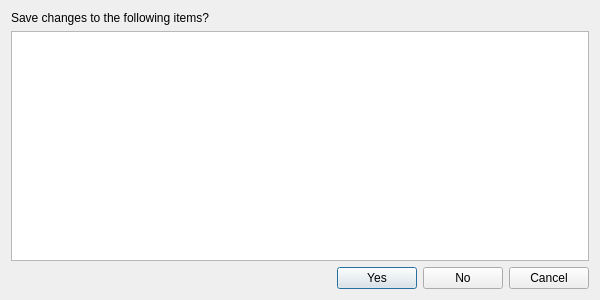
Old version of the form RadeonGPUAnalyzerGUI/ui/rgUnsavedItemsDialog.ui in the repository GPUOpen-Tools/radeon_gpu_analyzer.
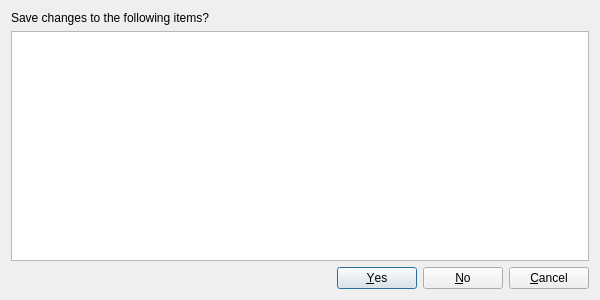
New version of the form.

Diff of the .ui file:
```diff
--- a/RadeonGPUAnalyzerGUI/ui/rgUnsavedItemsDialog.ui
+++ b/RadeonGPUAnalyzerGUI/ui/rgUnsavedItemsDialog.ui
@@ -57,7 +57,7 @@
         <cursorShape>PointingHandCursor</cursorShape>
        </property>
        <property name="text">
-        <string>Yes</string>
+        <string>&amp;Yes</string>
        </property>
       </widget>
      </item>
@@ -67,7 +67,7 @@
         <cursorShape>PointingHandCursor</cursorShape>
        </property>
        <property name="text">
-        <string>No</string>
+        <string>&amp;No</string>
        </property>
       </widget>
      </item>
@@ -77,7 +77,7 @@
         <cursorShape>PointingHandCursor</cursorShape>
        </property>
        <property name="text">
-        <string>Cancel</string>
+        <string>&amp;Cancel</string>
        </property>
       </widget>
      </item>
```
